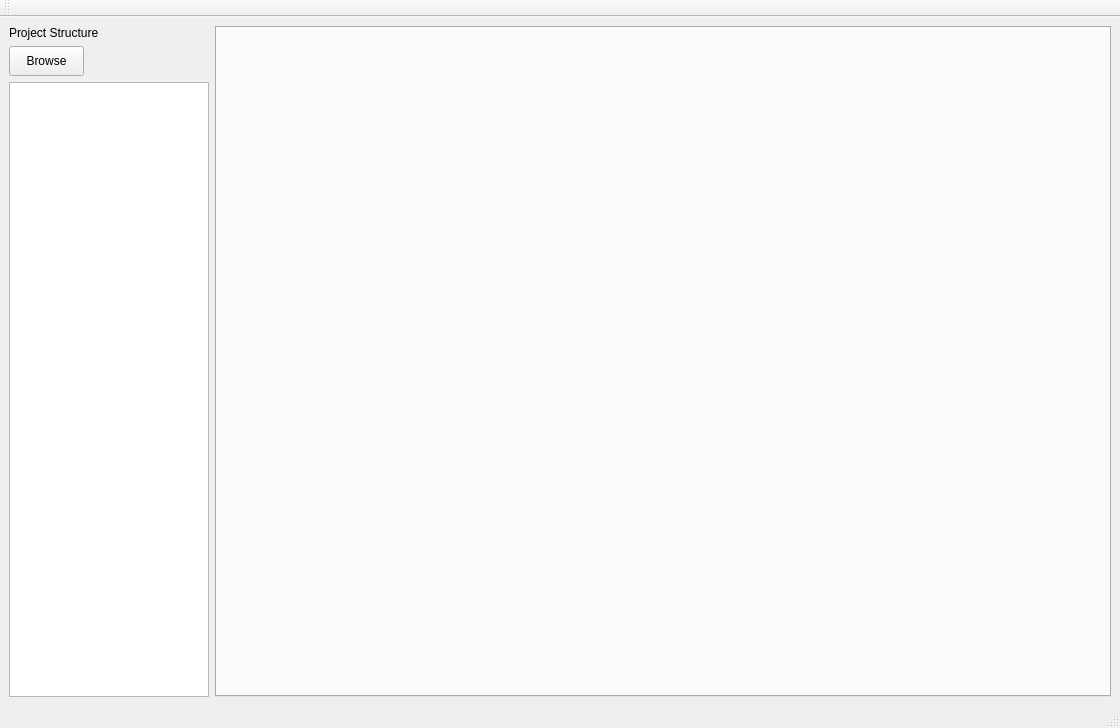
Before: the Qt Designer form QSAR-UI/mainwindow.ui in sheMnapion/AI-QSAR, drawn with Qt 5.
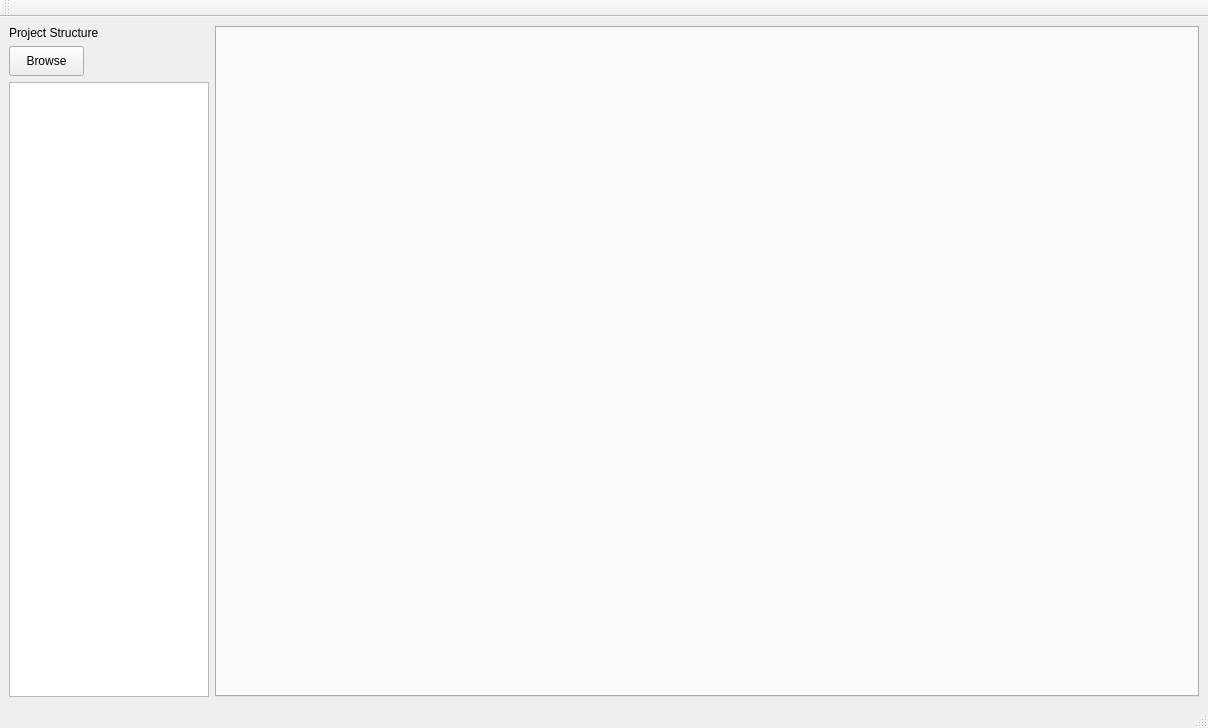
After: the same form once the commit is applied.

The edit to the form file:
```diff
--- a/QSAR-UI/mainwindow.ui
+++ b/QSAR-UI/mainwindow.ui
@@ -6,10 +6,16 @@
    <rect>
     <x>0</x>
     <y>0</y>
-    <width>1120</width>
+    <width>1208</width>
     <height>728</height>
    </rect>
   </property>
+  <property name="minimumSize">
+   <size>
+    <width>1208</width>
+    <height>728</height>
+   </size>
+  </property>
   <property name="windowTitle">
    <string>MainWindow</string>
   </property>
```
Left out of the diff: 6 changed lines with no effect on the pictures.
